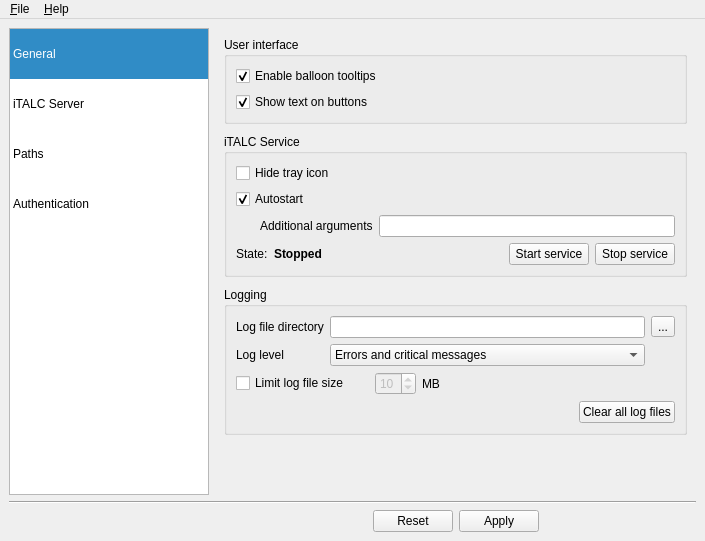
This is imc/Forms/MainWindow.ui in veyon/veyon as Qt 5 draws it before an edit. The edited form follows.
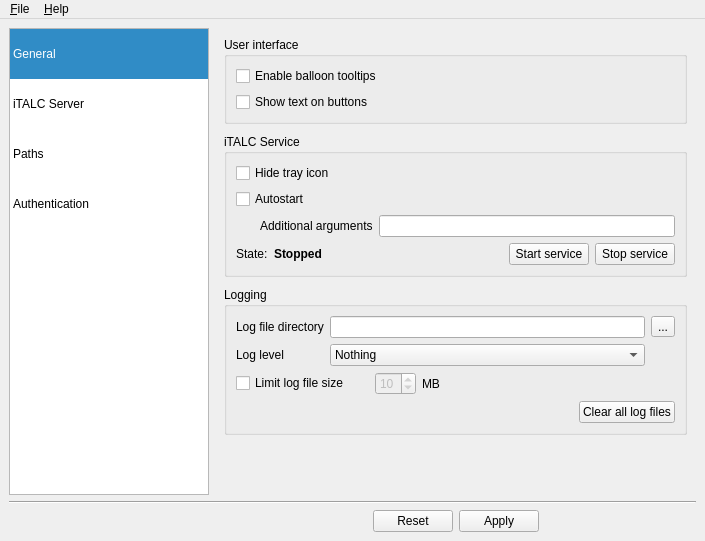
This is the edited form. Icons and pictures are not drawn.

Commit message:
IMC/MainWindow: remove default values from UI
Setting default values for various widgets in the IMC main UI is nice
but isn't helpful at all as all widgets are initialized with a default
configuration at startup.

The edit to the form file:
```diff
--- a/imc/Forms/MainWindow.ui
+++ b/imc/Forms/MainWindow.ui
@@ -135,9 +135,6 @@
              <property name="text">
               <string>Enable balloon tooltips</string>
              </property>
-             <property name="checked">
-              <bool>true</bool>
-             </property>
             </widget>
            </item>
            <item row="1" column="0">
@@ -145,9 +142,6 @@
              <property name="text">
               <string>Show text on buttons</string>
              </property>
-             <property name="checked">
-              <bool>true</bool>
-             </property>
             </widget>
            </item>
           </layout>
@@ -171,9 +165,6 @@
              <property name="text">
               <string>Autostart</string>
              </property>
-             <property name="checked">
-              <bool>true</bool>
-             </property>
             </widget>
            </item>
            <item row="2" column="0" colspan="5">
@@ -302,9 +293,6 @@
              </item>
              <item row="1" column="1">
               <widget class="QComboBox" name="logLevel">
-               <property name="currentIndex">
-                <number>2</number>
-               </property>
                <item>
                 <property name="text">
                  <string>Nothing</string>
```
Left out of the diff: 21 changed lines with no effect on the pictures.
